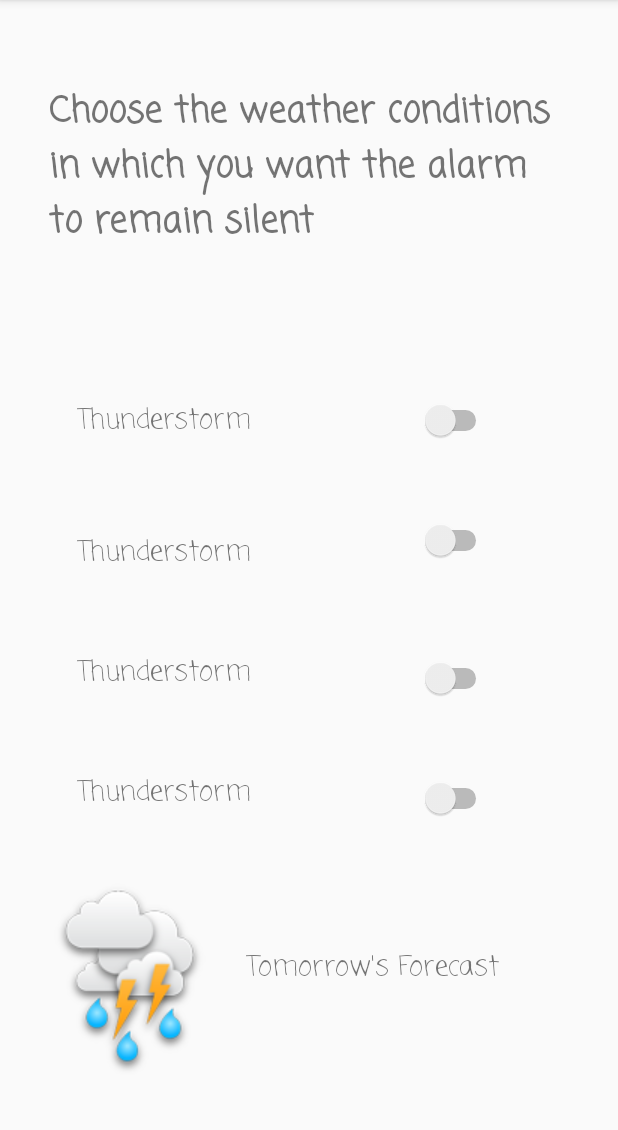
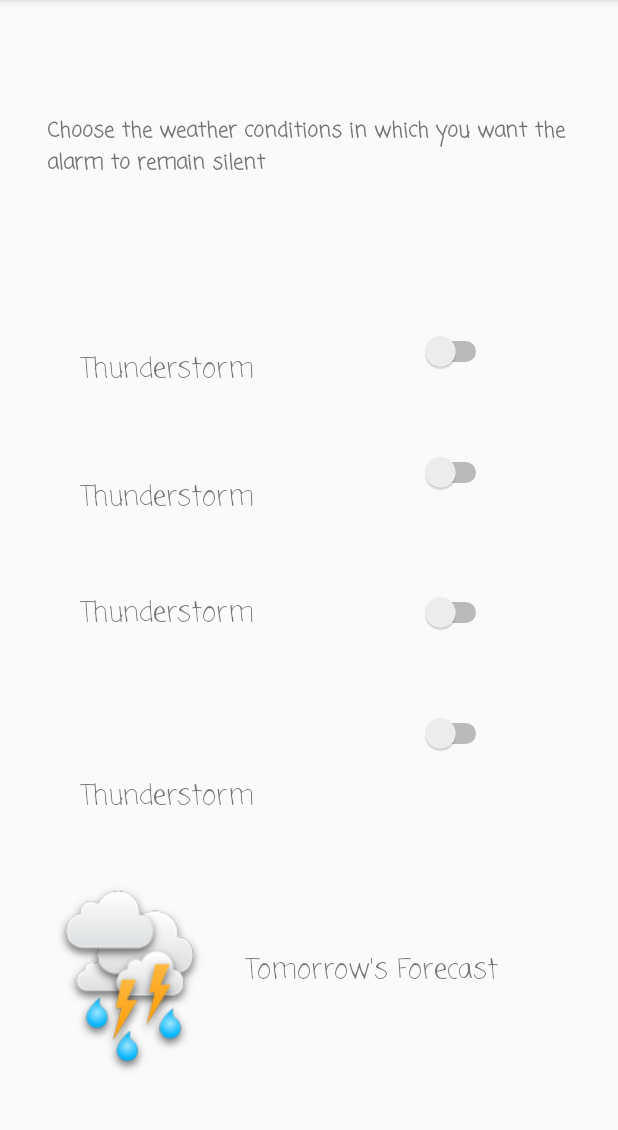
Before and after one commit to AV3110/Prototype_1, an Android app: the WeatherSwitches screen opened directly, with no data from a screen before it, on a phone screen of 412 x 824 dp, the part 84-1214 px from its top. Run offline under Robolectric (Android 15) with nearby library versions, the phone set to English and light mode, and no system bars.

Commit message:
New Constraint Layout

```diff
--- a/app/src/main/res/layout/activity_weather_switches.xml
+++ b/app/src/main/res/layout/activity_weather_switches.xml
@@ -8,15 +8,19 @@
 
     <TextView
         android:id="@+id/textView7"
-        android:layout_width="347dp"
-        android:layout_height="0dp"
+        android:layout_width="349dp"
+        android:layout_height="75dp"
+        android:layout_marginStart="32dp"
+        android:layout_marginLeft="32dp"
         android:layout_marginTop="56dp"
-        android:layout_marginBottom="382dp"
+        android:layout_marginEnd="32dp"
+        android:layout_marginRight="32dp"
+        android:layout_marginBottom="60dp"
         android:text="@string/choose_conditions"
-        android:textSize="24sp"
+        android:textSize="14sp"
         android:textStyle="bold"
         app:fontFamily="casual"
-        app:layout_constraintBottom_toTopOf="@+id/imageView"
+        app:layout_constraintBottom_toTopOf="@+id/textView8"
         app:layout_constraintEnd_toEndOf="parent"
         app:layout_constraintStart_toStartOf="parent"
         app:layout_constraintTop_toTopOf="parent" />
@@ -25,100 +29,87 @@
         android:id="@+id/textView8"
         android:layout_width="wrap_content"
         android:layout_height="wrap_content"
-        android:layout_marginStart="24dp"
-        android:layout_marginLeft="24dp"
-        android:layout_marginTop="60dp"
+        android:layout_marginBottom="57dp"
         android:text="@string/thunderstorm"
         android:textSize="18sp"
         app:fontFamily="casual"
-        app:layout_constraintEnd_toStartOf="@+id/switch6"
-        app:layout_constraintHorizontal_bias="0.197"
-        app:layout_constraintStart_toStartOf="parent"
-        app:layout_constraintTop_toBottomOf="@+id/textView7" />
+        app:layout_constraintBottom_toTopOf="@+id/textView9"
+        app:layout_constraintEnd_toEndOf="@+id/textView9"
+        app:layout_constraintStart_toStartOf="@+id/textView9" />
 
     <Switch
         android:id="@+id/switch6"
         android:layout_width="wrap_content"
         android:layout_height="wrap_content"
-        android:layout_marginEnd="84dp"
-        android:layout_marginRight="84dp"
-        app:layout_constraintEnd_toEndOf="parent"
-        app:layout_constraintTop_toTopOf="@+id/textView8" />
+        android:layout_marginTop="60dp"
+        android:layout_marginBottom="61dp"
+        app:layout_constraintBottom_toTopOf="@+id/textView9"
+        app:layout_constraintEnd_toEndOf="@+id/switch8"
+        app:layout_constraintStart_toStartOf="@+id/switch8"
+        app:layout_constraintTop_toBottomOf="@+id/textView7" />
 
     <TextView
         android:id="@+id/textView9"
         android:layout_width="wrap_content"
         android:layout_height="wrap_content"
-        android:layout_marginStart="24dp"
-        android:layout_marginLeft="24dp"
-        android:layout_marginTop="148dp"
+        android:layout_marginTop="318dp"
         android:text="@string/thunderstorm"
         android:textSize="18sp"
         app:fontFamily="casual"
-        app:layout_constraintEnd_toStartOf="@+id/switch6"
-        app:layout_constraintHorizontal_bias="0.195"
-        app:layout_constraintStart_toStartOf="parent"
-        app:layout_constraintTop_toBottomOf="@+id/textView7" />
+        app:layout_constraintEnd_toEndOf="@+id/textView10"
+        app:layout_constraintStart_toStartOf="@+id/textView10"
+        app:layout_constraintTop_toTopOf="parent" />
 
     <Switch
         android:id="@+id/switch7"
         android:layout_width="wrap_content"
         android:layout_height="wrap_content"
-        android:layout_marginTop="80dp"
-        android:layout_marginEnd="84dp"
-        android:layout_marginRight="84dp"
-        app:layout_constraintEnd_toEndOf="parent"
-        app:layout_constraintTop_toTopOf="@+id/textView8" />
+        android:layout_marginTop="53dp"
+        app:layout_constraintStart_toStartOf="@+id/switch6"
+        app:layout_constraintTop_toBottomOf="@+id/switch6" />
 
     <TextView
         android:id="@+id/textView10"
         android:layout_width="wrap_content"
         android:layout_height="wrap_content"
-        android:layout_marginStart="24dp"
-        android:layout_marginLeft="24dp"
-        android:layout_marginTop="228dp"
+        android:layout_marginTop="49dp"
         android:text="@string/thunderstorm"
         android:textSize="18sp"
         app:fontFamily="casual"
-        app:layout_constraintEnd_toStartOf="@+id/switch6"
-        app:layout_constraintHorizontal_bias="0.195"
-        app:layout_constraintStart_toStartOf="parent"
-        app:layout_constraintTop_toBottomOf="@+id/textView7" />
+        app:layout_constraintEnd_toEndOf="@+id/textView11"
+        app:layout_constraintStart_toStartOf="@+id/textView11"
+        app:layout_constraintTop_toBottomOf="@+id/textView9" />
 
     <Switch
         android:id="@+id/switch8"
         android:layout_width="wrap_content"
         android:layout_height="wrap_content"
-        android:layout_marginTop="172dp"
+        android:layout_marginTop="66dp"
         android:layout_marginEnd="84dp"
         android:layout_marginRight="84dp"
         app:layout_constraintEnd_toEndOf="parent"
-        app:layout_constraintTop_toTopOf="@+id/textView8" />
+        app:layout_constraintTop_toBottomOf="@+id/switch7" />
 
     <TextView
         android:id="@+id/textView11"
         android:layout_width="wrap_content"
         android:layout_height="wrap_content"
-        android:layout_marginStart="24dp"
-        android:layout_marginLeft="24dp"
-        android:layout_marginTop="308dp"
+        android:layout_marginStart="53dp"
+        android:layout_marginLeft="53dp"
+        android:layout_marginBottom="43dp"
         android:text="@string/thunderstorm"
         android:textSize="18sp"
         app:fontFamily="casual"
-        app:layout_constraintEnd_toStartOf="@+id/switch6"
-        app:layout_constraintHorizontal_bias="0.195"
-        app:layout_constraintStart_toStartOf="parent"
-        app:layout_constraintTop_toBottomOf="@+id/textView7" />
+        app:layout_constraintBottom_toTopOf="@+id/imageView"
+        app:layout_constraintStart_toStartOf="parent" />
 
     <Switch
         android:id="@+id/switch9"
         android:layout_width="wrap_content"
         android:layout_height="wrap_content"
-        android:layout_marginTop="252dp"
-        android:layout_marginEnd="84dp"
-        android:layout_marginRight="84dp"
-        app:layout_constraintEnd_toEndOf="parent"
-        app:layout_constraintTop_toTopOf="@+id/textView8" />
+        android:layout_marginTop="53dp"
+        app:layout_constraintStart_toStartOf="@+id/switch8"
+        app:layout_constraintTop_toBottomOf="@+id/switch8" />
 
     <ImageView
         android:id="@+id/imageView"
@@ -126,23 +117,26 @@
         android:layout_height="wrap_content"
         android:layout_marginStart="22dp"
         android:layout_marginLeft="22dp"
+        android:layout_marginEnd="13dp"
+        android:layout_marginRight="13dp"
         android:layout_marginBottom="51dp"
         app:layout_constraintBottom_toBottomOf="parent"
+        app:layout_constraintEnd_toStartOf="@+id/textView"
         app:layout_constraintStart_toStartOf="parent"
-        app:layout_constraintTop_toBottomOf="@+id/textView7"
         app:srcCompat="@drawable/tstorm3" />
 
     <TextView
         android:id="@+id/textView"
-        android:layout_width="212dp"
+        android:layout_width="0dp"
         android:layout_height="39dp"
         android:layout_marginEnd="36dp"
         android:layout_marginRight="36dp"
-        android:layout_marginBottom="97dp"
         android:text="@string/tom_weather"
         android:textSize="18sp"
         app:fontFamily="casual"
-        app:layout_constraintBottom_toBottomOf="parent"
-        app:layout_constraintEnd_toEndOf="parent" />
+        app:layout_constraintBottom_toBottomOf="@+id/imageView"
+        app:layout_constraintEnd_toEndOf="parent"
+        app:layout_constraintStart_toEndOf="@+id/imageView"
+        app:layout_constraintTop_toTopOf="@+id/imageView" />
 
 </androidx.constraintlayout.widget.ConstraintLayout>
--- a/app/src/main/res/layout/content_main.xml
+++ b/app/src/main/res/layout/content_main.xml
@@ -10,16 +10,18 @@
 
     <TextView
         android:id="@+id/textView2"
-        android:layout_width="160dp"
-        android:layout_height="0dp"
-        android:layout_marginStart="160dp"
-        android:layout_marginLeft="160dp"
+        android:layout_width="155dp"
+        android:layout_height="22dp"
         android:layout_marginTop="40dp"
+        android:layout_marginEnd="91dp"
+        android:layout_marginRight="91dp"
+        android:layout_marginBottom="39dp"
         android:text="@string/set_alarm"
         android:textSize="18sp"
         android:textStyle="bold"
         app:fontFamily="casual"
-        app:layout_constraintStart_toStartOf="parent"
+        app:layout_constraintBottom_toTopOf="@+id/timePicker"
+        app:layout_constraintEnd_toEndOf="parent"
         app:layout_constraintTop_toTopOf="parent" />
 
     <Button
@@ -30,32 +32,26 @@
         android:text="@string/weather_button"
         app:layout_constraintBottom_toBottomOf="parent"
         app:layout_constraintEnd_toEndOf="parent"
-        app:layout_constraintHorizontal_bias="0.488"
-        app:layout_constraintStart_toStartOf="parent" />
+        app:layout_constraintStart_toStartOf="parent"
+        app:layout_constraintTop_toBottomOf="@+id/button2" />
 
     <TimePicker
         android:id="@+id/timePicker"
         android:layout_width="wrap_content"
         android:layout_height="0dp"
         android:layout_centerHorizontal="true"
-        android:layout_marginStart="44dp"
-        android:layout_marginLeft="44dp"
-        android:layout_marginTop="110dp"
         android:layout_marginBottom="24dp"
         app:layout_constraintBottom_toTopOf="@+id/button2"
-        app:layout_constraintEnd_toEndOf="parent"
-        app:layout_constraintHorizontal_bias="1.0"
         app:layout_constraintStart_toStartOf="parent"
-        app:layout_constraintTop_toTopOf="parent"
-        app:layout_constraintVertical_bias="0.714" />
+        app:layout_constraintTop_toBottomOf="@+id/textView2" />
 
     <Button
         android:id="@+id/button2"
         android:layout_width="wrap_content"
         android:layout_height="wrap_content"
-        android:layout_marginBottom="115dp"
+        android:layout_marginBottom="51dp"
         android:text="@string/add_alarm"
-        app:layout_constraintBottom_toBottomOf="parent"
+        app:layout_constraintBottom_toTopOf="@+id/button"
         app:layout_constraintEnd_toEndOf="parent"
         app:layout_constraintStart_toStartOf="parent"
         app:layout_constraintTop_toBottomOf="@+id/timePicker" />
```
